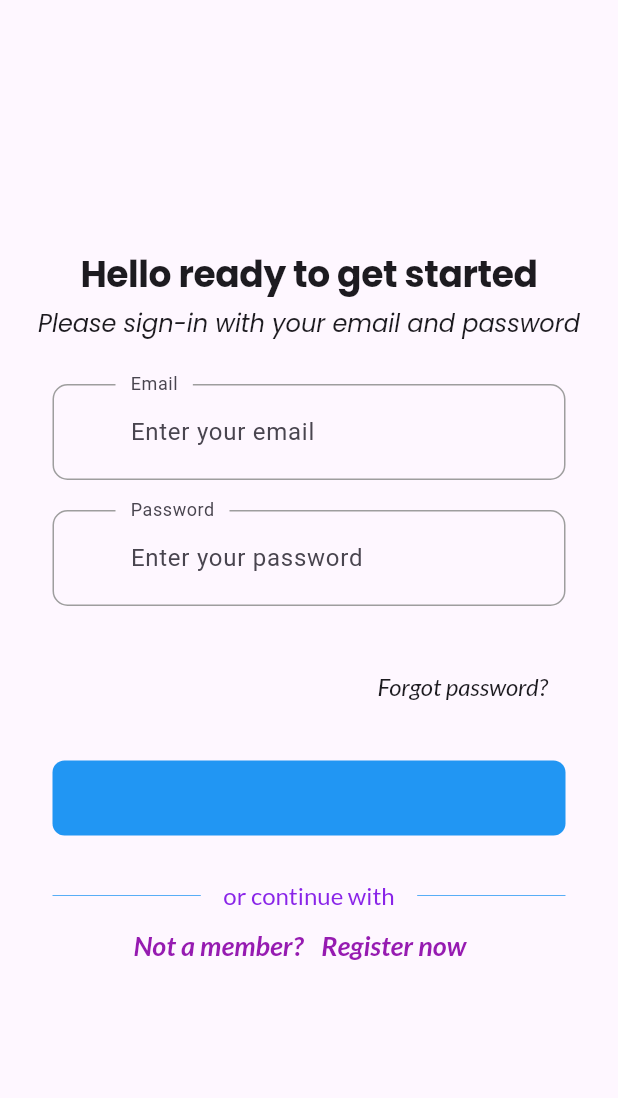
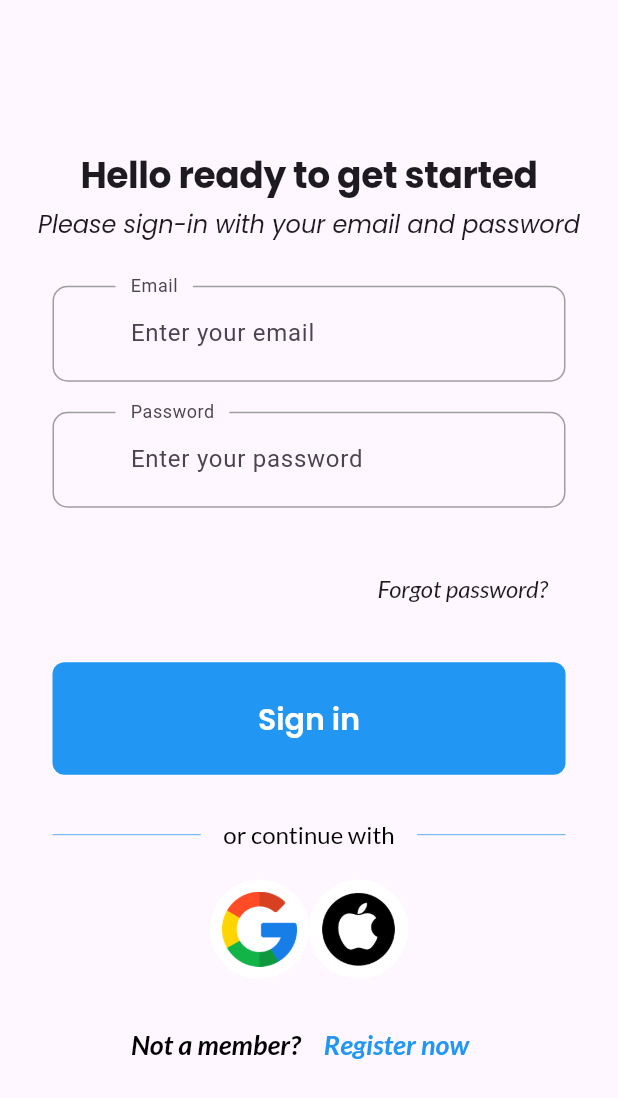
Before and after one commit to Ittipxnd/flutter_signin_signup, a Flutter app: the HomeScreen screen opened directly, on a phone screen of 412 x 824 dp. Shown: the top 1098 px of the screen. Run offline on Flutter 3.47's test engine with Material 3 defaults, Android fonts, the phone set to English and light mode, and no system bars; our stand-ins replace google_fonts, introduction_screen, shared_preferences; accounts and stored records are empty; network calls fail.

Commit message:
Add files via upload

```diff
--- a/lib/component/my_button.dart
+++ b/lib/component/my_button.dart
@@ -1,4 +1,5 @@
 import 'package:flutter/material.dart';
+import 'package:google_fonts/google_fonts.dart';
 
 class Mybutton extends StatelessWidget {
   const Mybutton({
@@ -21,6 +22,17 @@ class Mybutton extends StatelessWidget {
           color: Colors.blue,
           borderRadius: BorderRadius.circular(8),
         ),
+        child: Center(
+          child: Text(
+            hintText,
+            style: GoogleFonts.poppins(
+              textStyle: Theme.of(context).textTheme.titleLarge,
+              fontSize: 20,
+              fontWeight: FontWeight.w600,
+              color: Colors.white,
+            ),
+          ),
+        ),
       ),
     );
   }
--- a/lib/component/my_textfield.dart
+++ b/lib/component/my_textfield.dart
@@ -33,7 +33,7 @@ class MyTextField extends StatelessWidget {
             ),
             focusedBorder: OutlineInputBorder(
               borderRadius: BorderRadius.circular(10),
-              borderSide: const BorderSide(color: Colors.blue),
+              borderSide: const BorderSide(color: Color.fromARGB(255, 0, 255, 0)),
               gapPadding: 10,
             )),
       ),
--- a/lib/screen/home_screen.dart
+++ b/lib/screen/home_screen.dart
@@ -2,6 +2,9 @@ import 'package:flutter/material.dart';
 import 'package:google_fonts/google_fonts.dart';
 import 'package:onboarding_screen/component/my_button.dart';
 import 'package:onboarding_screen/component/my_textfield.dart';
+import 'package:onboarding_screen/screen/icon_button.dart';
+import 'package:onboarding_screen/screen/sign_up_screen.dart';
+
 
 class HomeScreen extends StatelessWidget {
   HomeScreen({super.key});
@@ -60,7 +63,7 @@ class HomeScreen extends StatelessWidget {
               MyTextField(
                 controller: passwordController,
                 hintText: "Enter your password",
-                obscureText: true, //ปกปิดเป็นความลับ
+                obscureText: true,
                 labelText: "Password",
               ),
               const SizedBox(
@@ -113,7 +116,7 @@ class HomeScreen extends StatelessWidget {
                             fontSize: 16,
                             fontWeight: FontWeight.w500,
                             fontStyle: FontStyle.normal,
-                            color: Color.fromARGB(255, 137, 36, 232)),
+                            color: Colors.black),
                       ),
                     ),
                     const Expanded(
@@ -125,23 +128,52 @@ class HomeScreen extends StatelessWidget {
                   ],
                 ),
               ),
+              const SizedBox(
+                height: 20,
+              ),
+              const Row(
+                mainAxisAlignment: MainAxisAlignment.center,
+                children: [
+                  MyIconButton(
+                    imagePath: 'assets/images/google.png',
+                    width: 50,
+                    height: 50,
+                  ),
+                  MyIconButton(
+                    imagePath: 'assets/images/apple.png',
+                    width: 50,
+                    height: 50,
+                  ),
+                ],
+              ),
+              const SizedBox(
+                height: 20,
+              ),
               Row(
                 mainAxisAlignment: MainAxisAlignment.center,
                 children: [
                   Text(
-                    'Not a member?',
+                    'Not a member? ',
                     style: GoogleFonts.lato(
                       textStyle: Theme.of(context).textTheme.displayMedium,
                       fontSize: 18,
                       fontWeight: FontWeight.w600,
                       fontStyle: FontStyle.italic,
-                        color: Color.fromARGB(255, 150, 27, 177)),
+                      color: Colors.black,
+                    ),
                   ),
                   const SizedBox(
                     height: 2,
                   ),
                   TextButton(
-                    onPressed: () {},
+                    onPressed: () {
+                      Navigator.push(
+                        context,
+                        MaterialPageRoute(
+                          builder: (context) => SignUpScreen(),
+                        ),
+                      );
+                    },
                     child: Text(
                       'Register now',
                       style: GoogleFonts.lato(
@@ -149,7 +181,8 @@ class HomeScreen extends StatelessWidget {
                         fontSize: 18,
                         fontWeight: FontWeight.w600,
                         fontStyle: FontStyle.italic,
-                          color: Color.fromARGB(255, 150, 27, 177)),
+                        color: Colors.blue,
+                      ),
                     ),
                   ),
                 ],
--- /dev/null
+++ b/lib/screen/icon_button.dart
@@ -0,0 +1,32 @@
+import 'package:flutter/material.dart';
+
+class MyIconButton extends StatelessWidget {
+  final String imagePath;
+  final double width;
+  final double height;
+
+  const MyIconButton({
+    Key? key,
+    required this.imagePath,
+    required this.width,
+    required this.height,
+  }) : super(key: key);
+
+  @override
+  Widget build(BuildContext context) {
+    return Ink(
+      decoration: const ShapeDecoration(
+        color: Colors.white,
+        shape: CircleBorder(),
+      ),
+      child: IconButton(
+        icon: Image.asset(
+          imagePath,
+          width: width,
+          height: height,
+        ),
+        onPressed: () {},
+      ),
+    );
+  }
+}
```
Also changed, not shown: lib/screen/sign_up_screen.dart (+108 -2 lines), pubspec.yaml (+4 -8 lines), assets/images/apple.png (added), assets/images/google.png (added). Lines whose indentation alone changed are shown as unchanged.
